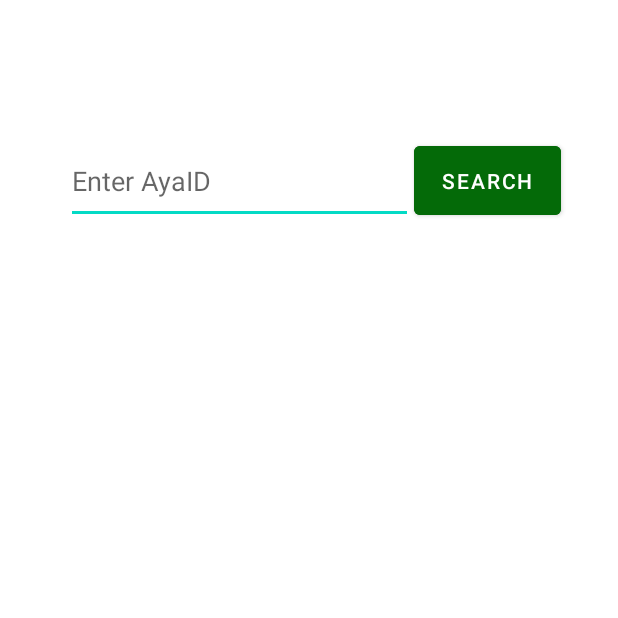
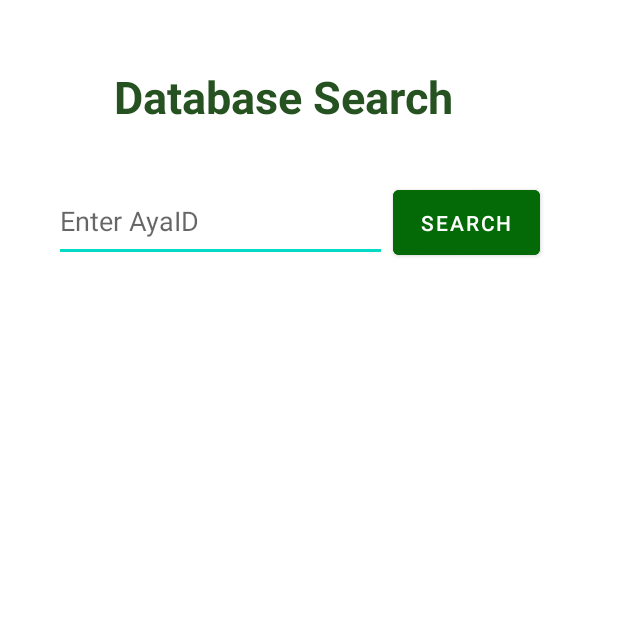
Before and after one commit to AliTechMaestro/MC_QuranApp, an Android app: the Search screen opened directly, with no data from a screen before it, on a phone screen of 412 x 824 dp, the top half of it. Run offline under Robolectric (Android 15) with nearby library versions, the phone set to English and light mode, and no system bars.

Commit message:
Commit 4 (Search Funtionality from DataBase)

```diff
--- a/app/src/main/java/com/example/quran_app/Search.java
+++ b/app/src/main/java/com/example/quran_app/Search.java
@@ -1,27 +1,32 @@
 package com.example.quran_app;
 
+import androidx.annotation.Nullable;
 import androidx.appcompat.app.AppCompatActivity;
 
-import android.database.sqlite.SQLiteDatabase;
+import android.content.Intent;
+import android.database.Cursor;
+import android.database.SQLException;
 import android.os.Bundle;
 import android.view.View;
+import android.widget.AdapterView;
 import android.widget.ArrayAdapter;
 import android.widget.Button;
 import android.widget.EditText;
+import android.widget.ListAdapter;
 import android.widget.ListView;
-import android.widget.SearchView;
 import android.widget.TextView;
+import android.widget.Toast;
 
+import java.io.IOException;
+import java.lang.reflect.Array;
 import java.util.ArrayList;
+import java.util.Collections;
 import java.util.List;
 
 public class Search extends AppCompatActivity {
-
-    EditText editText;
-    Button searchBtn;
-    TextView result;
-
-    ListView listView;
+    Button urduTrans,engTrans,searchBtn;
+    ListView listViewAyat,listViewTrans,engListView;
+    EditText searchValue;
 
 
     @Override
@@ -29,22 +34,28 @@ public class Search extends AppCompatActivity {
         super.onCreate(savedInstanceState);
         setContentView(R.layout.activity_search);
 
-        editText = findViewById(R.id.searchVal);
-        searchBtn = findViewById(R.id.searchBtn);
-
+        searchBtn = findViewById(R.id.btnSearch);
+        searchValue = findViewById(R.id.searchVal);
+        listViewAyat = findViewById(R.id.ayatListView);
+        listViewTrans = findViewById(R.id.TransListView);
+        engListView = findViewById(R.id.TransEngListView);
 
         searchBtn.setOnClickListener(new View.OnClickListener() {
             @Override
-            public void onClick(View v) {
+            public void onClick(View view) {
+
                 DBHelper dbHelper = new DBHelper(Search.this);
-                String list = dbHelper.getQuranData(editText.getText().toString());
-                ArrayAdapter arrayAdapter = new ArrayAdapter<QuranModel>
-                        (Search.this,R.layout.quran_text, Integer.parseInt(list));
-                listView = findViewById(R.id.searchListView);
-                listView.setAdapter(arrayAdapter);
-
+                Integer text=Integer.parseInt(searchValue.getText().toString());
+                List<String> ayat = dbHelper.search(text);
+                List<String> verseTranslation = dbHelper.getUrduTranslation(text);
+                List<String> engTrans = dbHelper.getEngTranslation(text);
+                ArrayAdapter verse = new ArrayAdapter<String>(Search.this, R.layout.quran_text,ayat);
+                ArrayAdapter translation = new ArrayAdapter<String>(Search.this,R.layout.list_item_text,verseTranslation);
+                ArrayAdapter engTranslation = new ArrayAdapter<String>(Search.this,R.layout.list_item_text,engTrans);
+                listViewAyat.setAdapter(verse);
+                listViewTrans.setAdapter(translation);
+                engListView.setAdapter(engTranslation);
             }
         });
-
     }
 }
--- a/app/src/main/res/layout/activity_search.xml
+++ b/app/src/main/res/layout/activity_search.xml
@@ -6,39 +6,72 @@
     android:layout_height="match_parent"
     tools:context=".Search">
 
+    <Button
+        android:id="@+id/btnSearch"
+        android:layout_width="98dp"
+        android:layout_height="55dp"
+        android:layout_marginTop="36dp"
+        android:layout_marginEnd="52dp"
+        android:backgroundTint="@color/titleColor"
+        android:text="Search"
+        app:layout_constraintEnd_toEndOf="parent"
+        app:layout_constraintTop_toBottomOf="@+id/textView2" />
+
+
+    <ListView
+        android:id="@+id/ayatListView"
+        android:layout_width="367dp"
+        android:layout_height="150dp"
+        android:layout_marginStart="22dp"
+        android:layout_marginTop="46dp"
+        android:layout_marginEnd="22dp"
+        app:layout_constraintEnd_toEndOf="parent"
+        app:layout_constraintHorizontal_bias="0.0"
+        app:layout_constraintStart_toStartOf="parent"
+        app:layout_constraintTop_toBottomOf="@+id/btnSearch"></ListView>
+
+    <ListView
+        android:id="@+id/TransListView"
+        android:layout_width="363dp"
+        android:layout_height="150dp"
+        android:layout_marginStart="24dp"
+        android:layout_marginTop="26dp"
+        android:layout_marginEnd="24dp"
+        app:layout_constraintEnd_toEndOf="parent"
+        app:layout_constraintStart_toStartOf="parent"
+        app:layout_constraintTop_toBottomOf="@+id/ayatListView"></ListView>
+
+    <ListView
+        android:id="@+id/TransEngListView"
+        android:layout_width="363dp"
+        android:layout_height="150dp"
+        android:layout_marginTop="22dp"
+        android:layout_marginEnd="22dp"
+        app:layout_constraintEnd_toEndOf="parent"
+        app:layout_constraintTop_toBottomOf="@+id/TransListView"></ListView>
+
     <EditText
         android:id="@+id/searchVal"
+        android:layout_width="222dp"
+        android:layout_height="54dp"
+        android:layout_marginStart="36dp"
+        android:layout_marginTop="36dp"
+        android:hint="@string/search"
+        app:layout_constraintStart_toStartOf="parent"
+        app:layout_constraintTop_toBottomOf="@+id/textView2" />
 
-        android:layout_width="231dp"
-        android:layout_height="57dp"
-        android:layout_marginStart="44dp"
-        android:layout_marginTop="92dp"
-        android:hint="@string/search"
-        android:inputType="text"
-        android:minHeight="48dp"
+    <TextView
+        android:id="@+id/textView2"
+        android:layout_width="wrap_content"
+        android:layout_height="wrap_content"
+        android:layout_marginStart="76dp"
+        android:layout_marginTop="44dp"
+        android:text="Database Search"
+        android:textColor="@color/toolbarBg"
+        android:textSize="30dp"
+        android:textStyle="bold"
         app:layout_constraintStart_toStartOf="parent"
         app:layout_constraintTop_toTopOf="parent" />
 
-    <Button
-        android:id="@+id/searchBtn"
-        android:layout_width="98dp"
-        android:backgroundTint="@color/titleColor"
-        android:layout_height="58dp"
-        android:layout_marginTop="91dp"
-        android:layout_marginEnd="38dp"
-        android:text="Search"
-        app:layout_constraintEnd_toEndOf="parent"
-        app:layout_constraintTop_toTopOf="parent" />
-
-    <ListView
-        android:id="@+id/searchListView"
-        android:layout_width="389dp"
-        android:layout_height="467dp"
-        app:layout_constraintBottom_toBottomOf="parent"
-        app:layout_constraintEnd_toEndOf="parent"
-        app:layout_constraintStart_toStartOf="parent"
-        app:layout_constraintTop_toTopOf="parent"
-        app:layout_constraintVertical_bias="0.715" />
-
 
 </androidx.constraintlayout.widget.ConstraintLayout>
```
Also changed, not shown: app/src/main/java/com/example/quran_app/DBHelper.java (+77 -131 lines), 2 other files.
